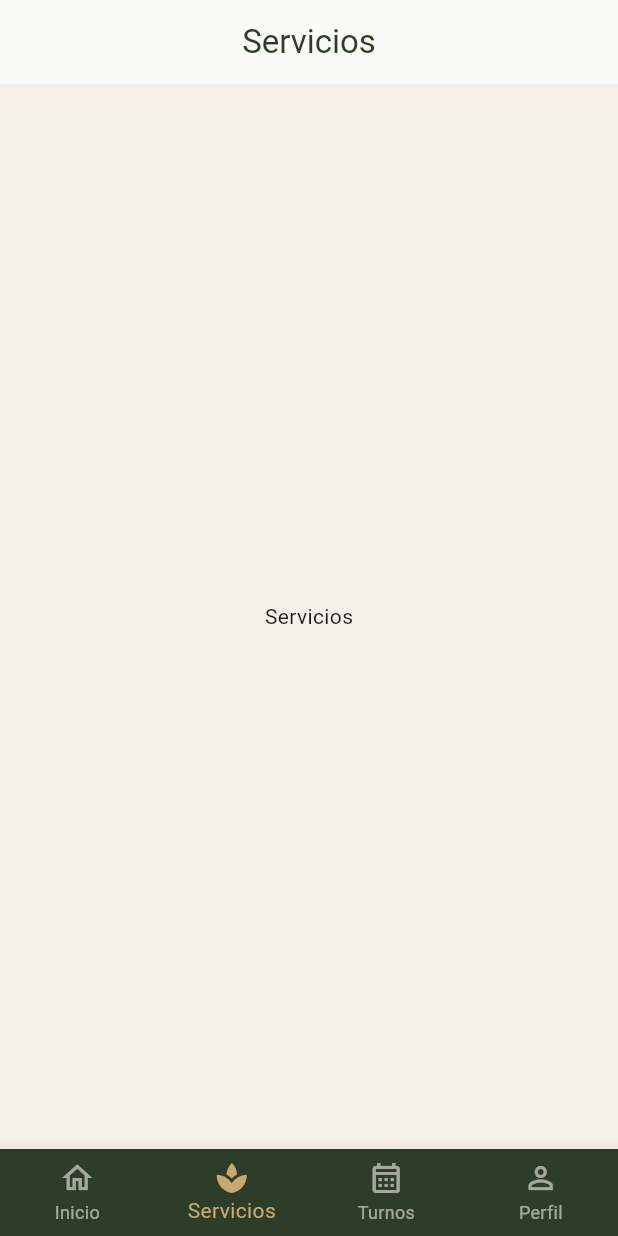
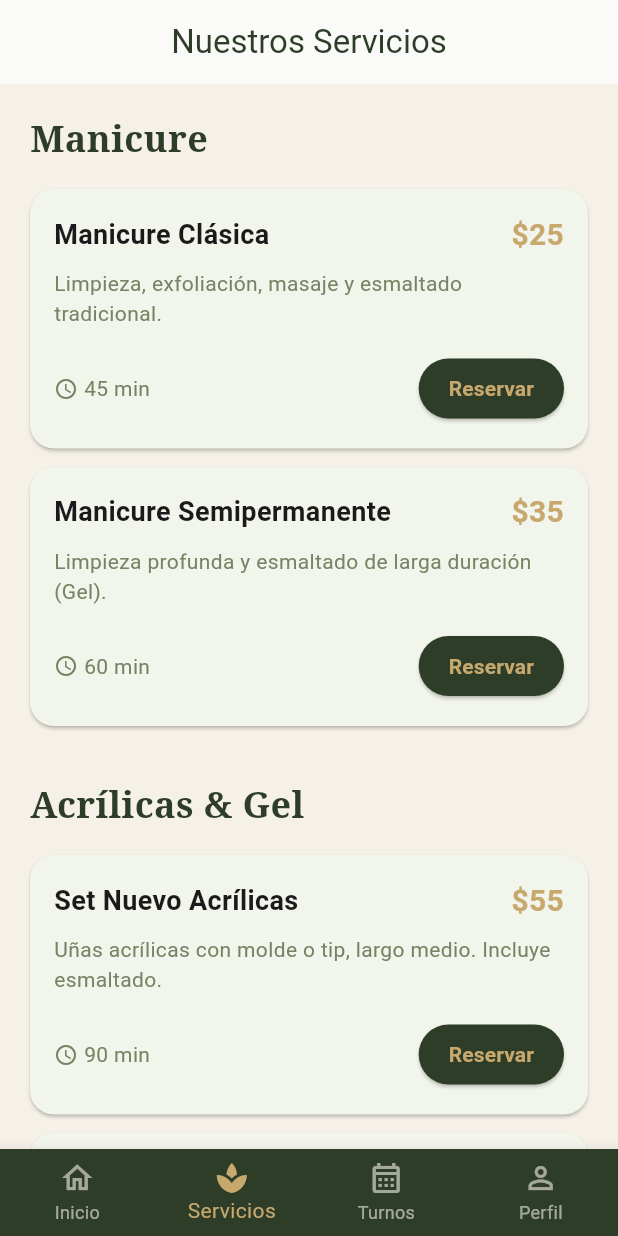
Before and after one commit to juliangg910316/shaddai-app, a Flutter app: the screen it shows after launch, item 2 of the bottom bar chosen, on a phone screen of 412 x 824 dp. Run offline on Flutter 3.47's test engine with Material 3 defaults, Android fonts, the phone set to English and light mode, and no system bars; our stand-ins replace cloud_firestore, firebase_auth, firebase_core, flutter_riverpod, go_router, google_sign_in and 1 more; accounts and stored records are empty; network calls fail.

Commit message:
feat: Implement Services and Profile views

```diff
--- a/lib/core/router/app_router.dart
+++ b/lib/core/router/app_router.dart
@@ -10,6 +10,8 @@ import '../../features/booking/presentation/booking_view.dart';
 import '../../features/admin/presentation/admin_dashboard_view.dart';
 import '../../features/admin/presentation/admin_users_view.dart';
 import '../../features/admin/presentation/admin_settings_view.dart';
+import '../../features/services/presentation/services_view.dart';
+import '../../features/profile/presentation/profile_view.dart';
 
 // Placeholder views for other tabs
 class PlaceholderView extends StatelessWidget {
@@ -85,6 +87,10 @@ final goRouterProvider = Provider<GoRouter>((ref) {
     },
     routes: [
       GoRoute(
+        path: '/admin',
+        builder: (context, state) => const AdminDashboardView(),
+      ),
+      GoRoute(
         path: '/admin/users',
         builder: (context, state) => const AdminUsersView(),
       ),
@@ -119,7 +125,7 @@ final goRouterProvider = Provider<GoRouter>((ref) {
             routes: [
               GoRoute(
                 path: '/services',
-                builder: (context, state) => const PlaceholderView(title: 'Servicios'),
+                builder: (context, state) => const ServicesView(),
               ),
             ],
           ),
@@ -137,7 +143,7 @@ final goRouterProvider = Provider<GoRouter>((ref) {
             routes: [
               GoRoute(
                 path: '/profile',
-                builder: (context, state) => const AdminDashboardView(),
+                builder: (context, state) => const ProfileView(),
               ),
             ],
           ),
--- /dev/null
+++ b/lib/features/services/presentation/services_view.dart
@@ -0,0 +1,155 @@
+import 'package:flutter/material.dart';
+import '../../../core/constants/theme_colors.dart';
+import 'package:go_router/go_router.dart';
+
+class ServicesView extends StatelessWidget {
+  const ServicesView({super.key});
+
+  @override
+  Widget build(BuildContext context) {
+    return Scaffold(
+      backgroundColor: ThemeColors.bone,
+      appBar: AppBar(
+        title: const Text('Nuestros Servicios'),
+        centerTitle: true,
+      ),
+      body: ListView(
+        padding: const EdgeInsets.all(20),
+        children: [
+          _buildCategoryTitle('Manicure'),
+          _buildServiceItem(
+            context,
+            'Manicure Clásica',
+            'Limpieza, exfoliación, masaje y esmaltado tradicional.',
+            '45 min',
+            '\$25',
+          ),
+          _buildServiceItem(
+            context,
+            'Manicure Semipermanente',
+            'Limpieza profunda y esmaltado de larga duración (Gel).',
+            '60 min',
+            '\$35',
+          ),
+          const SizedBox(height: 24),
+          _buildCategoryTitle('Acrílicas & Gel'),
+          _buildServiceItem(
+            context,
+            'Set Nuevo Acrílicas',
+            'Uñas acrílicas con molde o tip, largo medio. Incluye esmaltado.',
+            '90 min',
+            '\$55',
+          ),
+          _buildServiceItem(
+            context,
+            'Retoque Acrílico',
+            'Relleno de crecimiento (hasta 3 semanas).',
+            '60 min',
+            '\$30',
+          ),
+          const SizedBox(height: 24),
+          _buildCategoryTitle('Pedicure'),
+          _buildServiceItem(
+            context,
+            'Pedicure Spa',
+            'Limpieza profunda, remoción de callosidades, exfoliación, mascarilla y esmaltado.',
+            '60 min',
+            '\$40',
+          ),
+          _buildServiceItem(
+            context,
+            'Jelly Pedicure',
+            'Terapia de hidratación profunda con textura gelatinosa relajante.',
+            '75 min',
+            '\$50',
+          ),
+          const SizedBox(height: 40),
+        ],
+      ),
+    );
+  }
+
+  Widget _buildCategoryTitle(String title) {
+    return Padding(
+      padding: const EdgeInsets.only(bottom: 16.0),
+      child: Text(
+        title,
+        style: const TextStyle(
+          fontSize: 24,
+          fontWeight: FontWeight.bold,
+          color: ThemeColors.darkGreen,
+          fontFamily: 'serif',
+        ),
+      ),
+    );
+  }
+
+  Widget _buildServiceItem(BuildContext context, String name, String description, String duration, String price) {
+    return Card(
+      margin: const EdgeInsets.only(bottom: 12),
+      shape: RoundedRectangleBorder(borderRadius: BorderRadius.circular(16)),
+      child: Padding(
+        padding: const EdgeInsets.all(16.0),
+        child: Column(
+          crossAxisAlignment: CrossAxisAlignment.start,
+          children: [
+            Row(
+              mainAxisAlignment: MainAxisAlignment.spaceBetween,
+              children: [
+                Expanded(
+                  child: Text(
+                    name,
+                    style: const TextStyle(
+                      fontSize: 18,
+                      fontWeight: FontWeight.bold,
+                      color: ThemeColors.black,
+                    ),
+                  ),
+                ),
+                Text(
+                  price,
+                  style: const TextStyle(
+                    fontSize: 20,
+                    fontWeight: FontWeight.bold,
+                    color: ThemeColors.gold,
+                  ),
+                ),
+              ],
+            ),
+            const SizedBox(height: 8),
+            Text(
+              description,
+              style: const TextStyle(color: ThemeColors.olive),
+            ),
+            const SizedBox(height: 16),
+            Row(
+              mainAxisAlignment: MainAxisAlignment.spaceBetween,
+              children: [
+                Row(
+                  children: [
+                    const Icon(Icons.access_time, size: 16, color: ThemeColors.olive),
+                    const SizedBox(width: 4),
+                    Text(duration, style: const TextStyle(color: ThemeColors.olive)),
+                  ],
+                ),
+                ElevatedButton(
+                  onPressed: () {
+                    // Navigate to booking
+                    context.go('/booking');
+                  },
+                  style: ElevatedButton.styleFrom(
+                    backgroundColor: ThemeColors.darkGreen,
+                    foregroundColor: ThemeColors.gold,
+                    shape: RoundedRectangleBorder(borderRadius: BorderRadius.circular(20)),
+                    padding: const EdgeInsets.symmetric(horizontal: 20, vertical: 8),
+                  ),
+                  child: const Text('Reservar', style: TextStyle(fontWeight: FontWeight.bold)),
+                ),
+              ],
+            )
+          ],
+        ),
+      ),
+    );
+  }
+}
```
Also changed, not shown: lib/features/profile/presentation/profile_view.dart (added, +188 -0 lines), lib/features/profile/providers/profile_provider.dart (added, +13 -0 lines).
